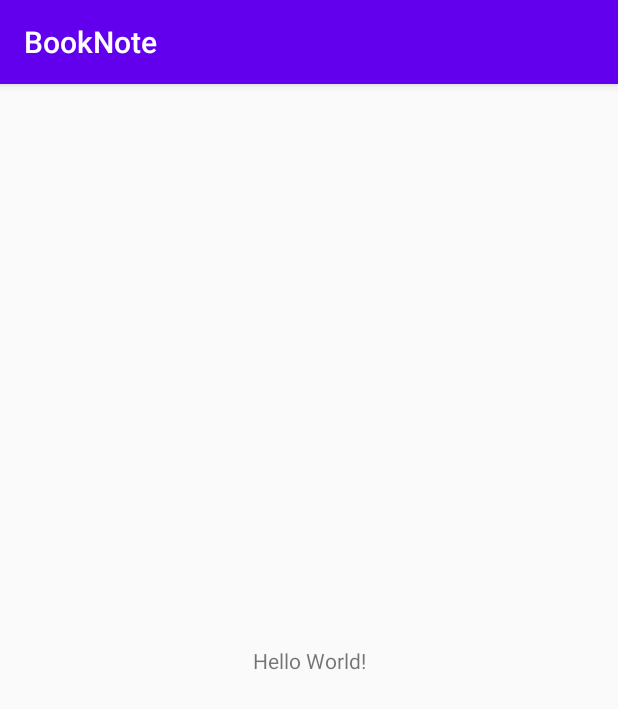
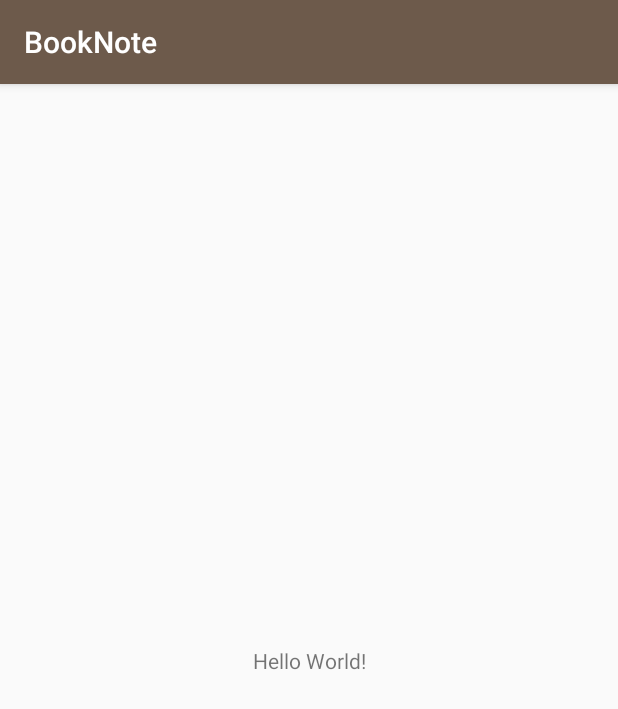
Before and after one commit to seongjinah/BookNote, an Android app: the screen it shows after launch (MainActivity), on a phone screen of 412 x 824 dp. Shown: the top 709 px of the screen. Run offline under Robolectric (Android 15) with nearby library versions, the phone set to English and light mode, and no system bars.

Commit message:
- Start 화면 제작 StartThread.java, StartActivity.java, activity_start.xml -필요한 java와 xml 파일 생성 activity_add_bookshelf.xml, activity_add_book.xml, activity_add_note.xml, activity_booknote.xml, activity_bookshelf.xml Add_Bookshelf_Activity.java, Add_Book_Activity.java, Add_Note_Activity.java, Booknote_Activity.java, Bookshelf_Activity.java

```diff
--- a/app/src/main/AndroidManifest.xml
+++ b/app/src/main/AndroidManifest.xml
@@ -9,13 +9,17 @@
         android:roundIcon="@mipmap/ic_launcher_round"
         android:supportsRtl="true"
         android:theme="@style/AppTheme">
-        <activity android:name=".MainActivity">
+        <activity android:name=".Add_Note_Activity"></activity>
+        <activity android:name=".Add_Book_Activity" />
+        <activity android:name=".Add_Bookshelf_Activity" />
+        <activity android:name=".start.StartActivity">
             <intent-filter>
                 <action android:name="android.intent.action.MAIN" />
 
                 <category android:name="android.intent.category.LAUNCHER" />
             </intent-filter>
         </activity>
+        <activity android:name=".MainActivity" />
     </application>
 
 </manifest>
--- /dev/null
+++ b/app/src/main/java/com/example/booknote/Booknote_Activity.java
@@ -0,0 +1,4 @@
+package com.example.booknote;
+
+public class Booknote_Activity {
+}
--- /dev/null
+++ b/app/src/main/java/com/example/booknote/Bookshelf_Activity.java
@@ -0,0 +1,4 @@
+package com.example.booknote;
+
+public class Bookshelf_Activity {
+}
--- /dev/null
+++ b/app/src/main/java/com/example/booknote/start/StartActivity.java
@@ -0,0 +1,36 @@
+package com.example.booknote.start;
+
+import android.content.Intent;
+import android.os.Bundle;
+import android.os.Handler;
+import android.os.Message;
+
+import androidx.annotation.NonNull;
+import androidx.annotation.Nullable;
+import androidx.appcompat.app.AppCompatActivity;
+
+import com.example.booknote.MainActivity;
+import com.example.booknote.R;
+
+public class StartActivity extends AppCompatActivity {
+
+    @Override
+    protected void onCreate(@Nullable Bundle savedInstanceState) {
+        super.onCreate(savedInstanceState);
+        setContentView(R.layout.activity_start);
+
+        StartThread startThread = new StartThread(handler);
+        startThread.start();
+    }
+
+    Handler handler = new Handler(){
+        @Override
+        public void handleMessage(@NonNull Message msg) {
+            super.handleMessage(msg);
+            if(msg.what == 1){
+                Intent intent = new Intent(StartActivity.this, MainActivity.class);
+                startActivity(intent);
+            }
+        }
+    };
+}
--- /dev/null
+++ b/app/src/main/java/com/example/booknote/start/StartThread.java
@@ -0,0 +1,29 @@
+package com.example.booknote.start;
+
+import android.os.Handler;
+import android.os.Message;
+
+public class StartThread extends Thread {
+
+    private Handler handler;
+
+    public StartThread(Handler handler) {
+        super();
+        this.handler = handler;
+    }
+
+    @Override
+    public void run() {
+        super.run();
+
+        Message msg = new Message();
+
+        try{
+            Thread.sleep(1500);
+            msg.what = 1;
+            handler.sendEmptyMessage(msg.what);
+        }catch(Exception e){
+            e.printStackTrace();
+        }
+    }
+}
--- /dev/null
+++ b/app/src/main/res/layout/activity_booknote.xml
@@ -0,0 +1,6 @@
+<?xml version="1.0" encoding="utf-8"?>
+<androidx.constraintlayout.widget.ConstraintLayout
+    xmlns:android="http://schemas.android.com/apk/res/android" android:layout_width="match_parent"
+    android:layout_height="match_parent">
+
+</androidx.constraintlayout.widget.ConstraintLayout>
--- /dev/null
+++ b/app/src/main/res/layout/activity_bookshelf.xml
@@ -0,0 +1,6 @@
+<?xml version="1.0" encoding="utf-8"?>
+<androidx.constraintlayout.widget.ConstraintLayout
+    xmlns:android="http://schemas.android.com/apk/res/android" android:layout_width="match_parent"
+    android:layout_height="match_parent">
+
+</androidx.constraintlayout.widget.ConstraintLayout>
--- a/app/src/main/res/values/colors.xml
+++ b/app/src/main/res/values/colors.xml
@@ -1,6 +1,13 @@
 <?xml version="1.0" encoding="utf-8"?>
 <resources>
-    <color name="colorPrimary">#6200EE</color>
-    <color name="colorPrimaryDark">#3700B3</color>
-    <color name="colorAccent">#03DAC5</color>
+    <color name="colorPrimary">#6D5A4B</color>
+    <color name="colorPrimaryDark">#5A493B</color>
+    <color name="colorAccent">#FFC000</color>
+    <color name="colorBackground">#F9EFCE</color>
+    <color name="colorBookshelfYellow">#F8E6B2</color>
+    <color name="colorBookshelfOrange">#FAD4AF</color>
+    <color name="colorBookshelfRed">#FDAFAB</color>
+    <color name="colorBookshelfPink">#FBDEE2</color>
+    <color name="colorBookshelfSkyblue">#D9F1F1</color>
+    <color name="colorBookshelfblue">#B6E3E9</color>
 </resources>
```
Also changed, not shown: app/src/main/java/com/example/booknote/Add_Book_Activity.java (added, +14 -0 lines), app/src/main/java/com/example/booknote/Add_Bookshelf_Activity.java (added, +14 -0 lines), app/src/main/java/com/example/booknote/Add_Note_Activity.java (added, +14 -0 lines), app/src/main/res/font/font_family.xml (added, +7 -0 lines), app/src/main/res/layout/activity_add_book.xml (added, +9 -0 lines), app/src/main/res/layout/activity_add_note.xml (added, +9 -0 lines), app/src/main/res/layout/activity_start.xml (added, +34 -0 lines), app/src/main/res/drawable-v24/book_dictionary.png (added), app/src/main/res/drawable-v24/bookshelf.png (added), 1 other file.
